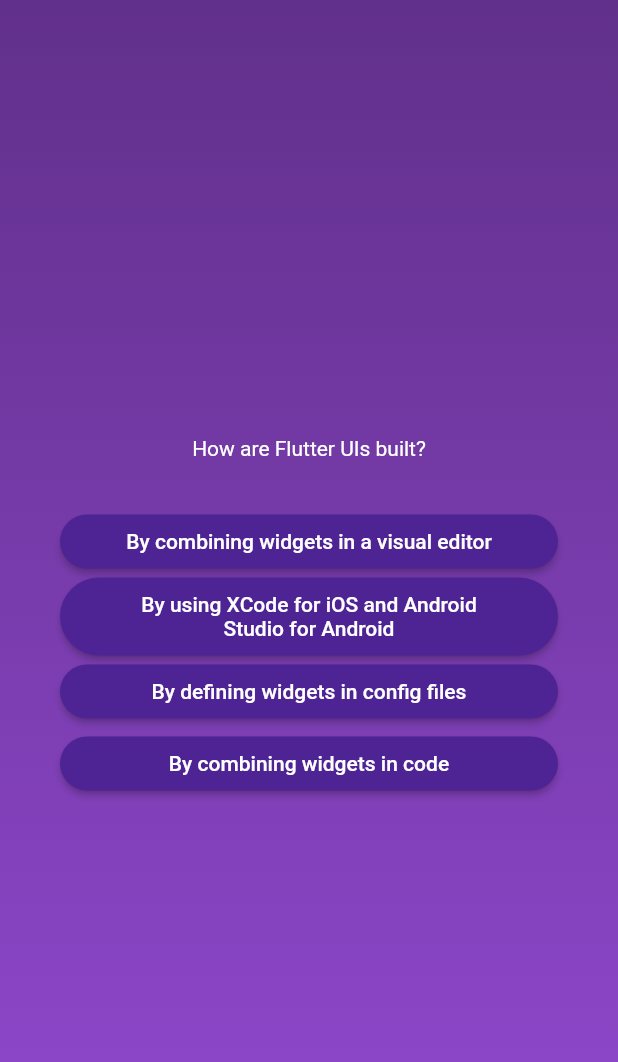
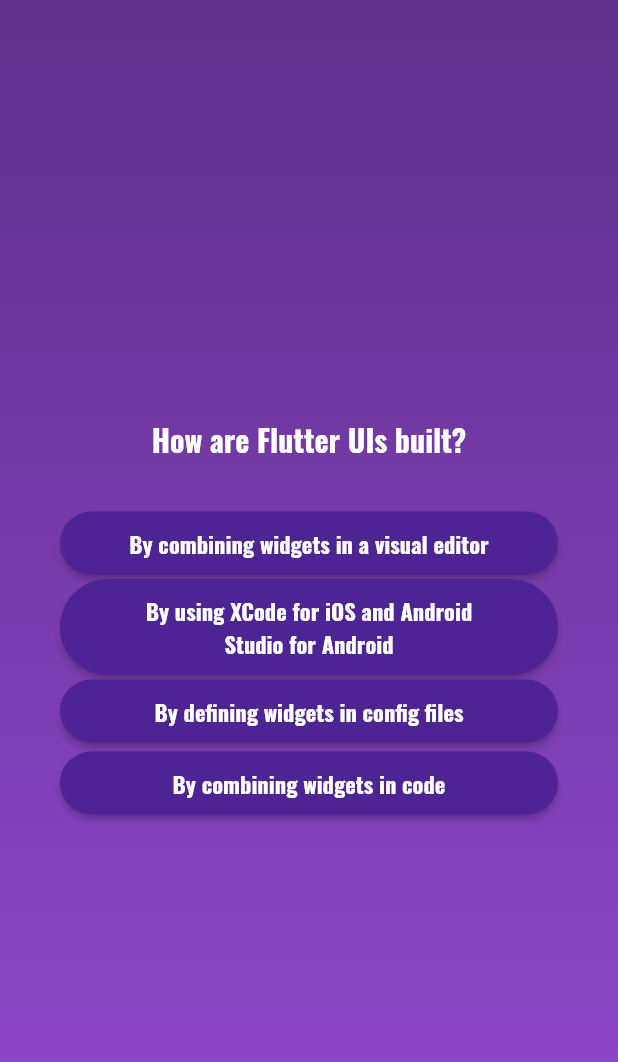
Before and after one commit to jngm8/quizapp, a Flutter app: the screen it shows after launch, after a tap on "Start Quiz", after a tap on "Components", on a phone screen of 412 x 824 dp. Shown: the top 1062 px of the screen. Run offline on Flutter 3.47's test engine with Material 2 defaults, Android fonts, the phone set to English and light mode, and no system bars; our stand-ins replace google_fonts.

Commit message:
save answers on a list

```diff
--- a/lib/answer_button.dart
+++ b/lib/answer_button.dart
@@ -1,25 +1,28 @@
 import 'package:flutter/material.dart';
-
-
-class AnswerButton extends StatelessWidget{
-
-  const AnswerButton(this.answer,this.onTap,{super.key});
+import 'package:google_fonts/google_fonts.dart';
+class AnswerButton extends StatelessWidget {
+  const AnswerButton(this.answer, this.onTap, {super.key});
 
   final String answer;
 
   final void Function() onTap;
 
   @override
-  Widget build(context){
+  Widget build(context) {
     return ElevatedButton(
       onPressed: onTap,
       style: ElevatedButton.styleFrom(
-              padding: const EdgeInsets.symmetric(vertical: 10,horizontal: 40),
+          padding: const EdgeInsets.symmetric(vertical: 10, horizontal: 40),
           backgroundColor: const Color.fromARGB(255, 78, 35, 147),
           foregroundColor: Colors.white,
-              shape: RoundedRectangleBorder(borderRadius: BorderRadius.circular(40))
+          shape:
+              RoundedRectangleBorder(borderRadius: BorderRadius.circular(40))),
+      child: Text(
+        answer,
+        textAlign: TextAlign.center,
+        style: GoogleFonts.oswald(
+            color: Colors.white, fontSize: 15, fontWeight: FontWeight.bold),
       ),
-            child: Text(answer, textAlign: TextAlign.center,),
     );
   }
 }
--- a/lib/home.dart
+++ b/lib/home.dart
@@ -1,6 +1,7 @@
 import 'package:flutter/material.dart';
 import 'package:quizapp/home_elements.dart';
 import 'package:quizapp/questions_screen.dart';
+import 'package:quizapp/data/questions.dart';
 
 
 class Home extends StatefulWidget {
@@ -17,6 +18,7 @@ class Home extends StatefulWidget {
 class _HomeState extends State<Home>{
 
   var activeScreen = 'start-screen';
+  final List<String> selectedAnswers = [];
 
   // @override
   // void initState(){
@@ -30,13 +32,22 @@ class _HomeState extends State<Home>{
     });
   }
 
+  void addAnswers(String answer){
+    selectedAnswers.add(answer);
+    if(selectedAnswers.length == questions.length){
+      setState(() {
+        activeScreen = 'start-scjihhreen';
+      });
+    }
+  }
+
   @override
   Widget build(context) {
 
     Widget screenWidget = HomeElement(switchScreen);
 
     if(activeScreen=='question-screen'){
-      screenWidget = const QuestionsScreen();
+      screenWidget = QuestionsScreen(onSelectedAnswers: addAnswers);
     }
 
 
--- a/lib/home_elements.dart
+++ b/lib/home_elements.dart
@@ -1,4 +1,5 @@
 import 'package:flutter/material.dart';
+import 'package:google_fonts/google_fonts.dart';
 
 
 class HomeElement extends StatelessWidget{
@@ -17,14 +18,24 @@ class HomeElement extends StatelessWidget{
             width: 200,
             color: const Color.fromARGB(150, 255, 255, 255)),
             const SizedBox(height:70), //Space between image and the text
-            const Text(
+            Text(
               "Learn Flutter the Fun Way!",
-              style: TextStyle(color: Colors.white, fontSize: 28),
+              style: GoogleFonts.oswald(
+                color: Colors.white,
+                fontSize: 40,
+                fontWeight: FontWeight.bold
+              ),
+              textAlign: TextAlign.center,
             ),
             const SizedBox(height:70), //Space between image and the text
             OutlinedButton.icon(onPressed: homePage,
             style: OutlinedButton.styleFrom(foregroundColor: Colors.white),
-            label:const Text("Start Quiz"),
+            label: Text("Start Quiz",
+            style:GoogleFonts.oswald(
+                color: Colors.white,
+                fontSize: 30,
+                fontWeight: FontWeight.bold
+              ),),
             icon: const Icon(Icons.arrow_right_sharp))
           ],
         ),
--- a/lib/questions_screen.dart
+++ b/lib/questions_screen.dart
@@ -1,9 +1,12 @@
 import 'package:flutter/material.dart';
 import 'package:quizapp/answer_button.dart';
 import 'package:quizapp/data/questions.dart';
+import 'package:google_fonts/google_fonts.dart';
 
 class QuestionsScreen extends StatefulWidget {
-  const QuestionsScreen({super.key});
+  const QuestionsScreen({super.key, required this.onSelectedAnswers});
+
+  final void Function(String answer) onSelectedAnswers;
 
   @override
   State<QuestionsScreen> createState() {
@@ -15,7 +18,8 @@ class _QuestionsScreenState extends State<QuestionsScreen> {
 
     var actualQuestionNumber = 0;
 
-    void changeQuestion(){
+    void changeQuestion(String answer){
+      widget.onSelectedAnswers(answer);
       setState(() {
         actualQuestionNumber++;
       });
@@ -35,13 +39,19 @@ class _QuestionsScreenState extends State<QuestionsScreen> {
           children: [
             Text(
               objectQuestAns.question,
-              style: const TextStyle(color: Colors.white),
+              style: GoogleFonts.oswald(
+                color: Colors.white,
+                fontSize: 20,
+                fontWeight: FontWeight.bold
+              ),
               textAlign: TextAlign.center,
             ),
             const SizedBox(height: 30),
             // Extracting data from the array questions and then put into the AnswerButton class
             ...objectQuestAns.getSuffledAnswers().map((items) {
-              return AnswerButton(items, changeQuestion);
+              return AnswerButton(items, (){
+                changeQuestion(items);
+              });
             }),
           ],
         ),
--- a/pubspec.yaml
+++ b/pubspec.yaml
@@ -35,6 +35,7 @@ dependencies:
   # The following adds the Cupertino Icons font to your application.
   # Use with the CupertinoIcons class for iOS style icons.
   cupertino_icons: ^1.0.2
+  google_fonts: ^5.1.0
 
 dev_dependencies:
   flutter_test:
```
Also changed, not shown: pubspec.lock, 1 other file. Lines whose indentation alone changed are shown as unchanged.
